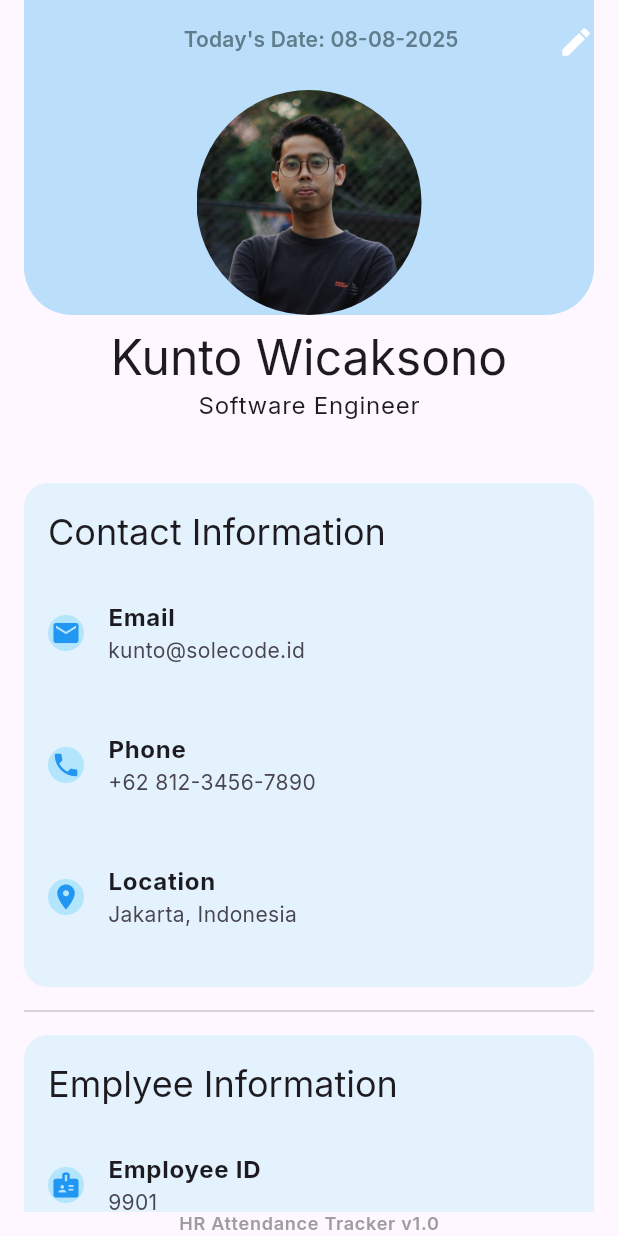
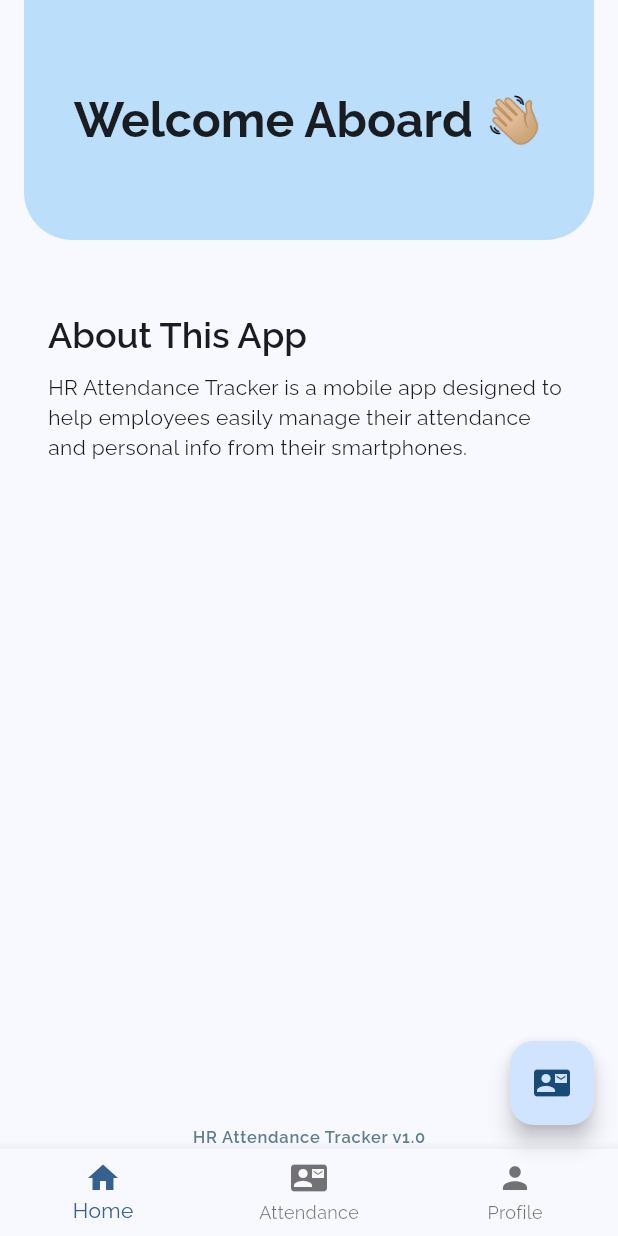
Before and after one commit to kuntowck/hr_attendance_tracker, a Flutter app: the screen it shows after launch, on a phone screen of 412 x 824 dp. Run offline on Flutter 3.47's test engine with Material 3 defaults, Android fonts, the light colour scheme and no system bars; our stand-ins replace google_fonts.

Commit message:
add attendance histroy screen, button navbar, and refactor MaterialApp in main.dart

```diff
--- a/lib/main.dart
+++ b/lib/main.dart
@@ -1,22 +1,13 @@
 import 'package:flutter/material.dart';
 import 'package:google_fonts/google_fonts.dart';
+import 'package:hr_attendance_tracker/screens/attendance_history_screen.dart';
+import 'package:hr_attendance_tracker/screens/employee_profile_screen.dart';
+import 'package:hr_attendance_tracker/screens/home_screen.dart';
+import 'package:hr_attendance_tracker/widgets/custom_buttom_nav_bar.dart';
 
 void main() {
   runApp(const MyApp());
 }
-
-const String name = "Kunto Wicaksono";
-const String position = "Software Engineer";
-const String department = "HSE Digital Tranformation";
-const String profileImage = "assets/img/profile.jpg";
-
-const String employeeId = "9901";
-const String employeeType = "Trainee";
-const String dateOfJoin = "3 February 2025";
-
-const String email = "kunto@solecode.id";
-const String phone = "+62 812-3456-7890";
-const String location = "Jakarta, Indonesia";
 
 class MyApp extends StatelessWidget {
   const MyApp({super.key});
@@ -26,201 +17,67 @@ class MyApp extends StatelessWidget {
     return MaterialApp(
       title: 'HR Attendance Tracker',
       theme: ThemeData(
+        colorScheme: ColorScheme.fromSeed(
+          seedColor: Colors.blue, // warna dasar
+        ),
         brightness: Brightness.light,
         primarySwatch: Colors.blue,
-        textTheme: GoogleFonts.interTextTheme(),
+        textTheme: GoogleFonts.ralewayTextTheme().copyWith(
+          headlineLarge: GoogleFonts.raleway(fontWeight: FontWeight.bold),
+          headlineSmall: GoogleFonts.raleway(fontWeight: FontWeight.w600),
+          labelLarge: GoogleFonts.raleway(
+            color: Colors.blueGrey,
+            fontWeight: FontWeight.w600,
+          ),
+          labelSmall: GoogleFonts.raleway(
+            color: Colors.blueGrey,
+            fontWeight: FontWeight.w600,
+          ),
+        ),
       ),
-      home: const ProfileScreen(),
+      home: const MainScreen(),
     );
   }
 }
 
-class ProfileScreen extends StatelessWidget {
-  const ProfileScreen({super.key});
+class MainScreen extends StatefulWidget {
+  const MainScreen({super.key});
+
+  @override
+  State<MainScreen> createState() => _MainScreenState();
+}
+
+class _MainScreenState extends State<MainScreen> {
+  int _currentIndex = 0;
+
+  void _changeTab(int index) {
+    setState(() => _currentIndex = index);
+  }
+
+  final List<Widget> _screens = [
+    HomeScreen(),
+    AttendanceHistoryScreen(),
+    EmployeeProfileScreen(),
+  ];
 
   @override
   Widget build(BuildContext context) {
     return Scaffold(
-      body: SafeArea(
-        child: Column(
-          children: [
-            buildProfileHeader(context),
-            const SizedBox(height: 16),
-            Expanded(
-              child: ListView(
-                padding: const EdgeInsets.all(16),
-                children: [
-                  buildContactInfo(context, "Contact Information"),
-                  Divider(),
-                  buildEmployeeInfo(context, "Emplyee Information"),
-                ],
-              ),
-            ),
-            Center(
-              child: Text(
-                "HR Attendance Tracker v1.0",
-                style: Theme.of(context).textTheme.labelMedium?.copyWith(
-                  color: Colors.grey,
-                  fontWeight: FontWeight.w600,
-                ),
-              ),
-            ),
-          ],
-        ),
+      body: SafeArea(child: _screens[_currentIndex]),
+      floatingActionButton: FloatingActionButton(
+        onPressed: () {
+          Navigator.push(
+            context,
+            MaterialPageRoute(builder: (context) => AttendanceHistoryScreen()),
+          );
+        },
+        tooltip: 'Attendance History',
+        child: Icon(Icons.contact_mail),
+      ),
+      bottomNavigationBar: CustomBottomNavBar(
+        currentIndex: _currentIndex,
+        onTap: _changeTab,
       ),
     );
   }
 }
-
-Widget buildProfileHeader(BuildContext context) {
-  final today = DateTime.now();
-  final date =
-      "${today.day.toString().padLeft(2, '0')}-${today.month.toString().padLeft(2, '0')}-${today.year}";
-
-  return Column(
-    children: [
-      Stack(
-        children: [
-          Padding(
-            padding: const EdgeInsets.symmetric(horizontal: 16.0),
-            child: Container(
-              height: 210,
-              decoration: BoxDecoration(
-                color: Colors.blue.shade100,
-                borderRadius: const BorderRadius.only(
-                  bottomLeft: Radius.circular(32),
-                  bottomRight: Radius.circular(32),
-                ),
-              ),
-              child: Padding(
-                padding: const EdgeInsets.only(top: 16.0, left: 16.0),
-                child: Align(
-                  alignment: Alignment.topCenter,
-                  child: Text(
-                    "Today's Date: $date",
-                    style: Theme.of(context).textTheme.labelLarge?.copyWith(
-                      color: Colors.blueGrey,
-                      fontWeight: FontWeight.w600,
-                    ),
-                  ),
-                ),
-              ),
-            ),
-          ),
-          Positioned(
-            top: 16,
-            right: 16,
-            child: Icon(Icons.edit, color: Colors.white),
-          ),
-          Positioned.fill(
-            top: 60,
-            child: Align(
-              alignment: Alignment.topCenter,
-              child: ClipOval(
-                child: Image.asset(
-                  profileImage,
-                  width: 150,
-                  height: 150,
-                  fit: BoxFit.cover,
-                ),
-              ),
-            ),
-          ),
-        ],
-      ),
-      const SizedBox(height: 8),
-      Text(name, style: Theme.of(context).textTheme.headlineLarge),
-      Text(position, style: Theme.of(context).textTheme.bodyLarge),
-    ],
-  );
-}
-
-Widget buildContactInfo(BuildContext context, title) {
-  return Container(
-    decoration: BoxDecoration(
-      color: Colors.blue.shade50,
-      borderRadius: BorderRadius.circular(16),
-    ),
-    margin: const EdgeInsets.symmetric(vertical: 8),
-    child: Padding(
-      padding: const EdgeInsets.all(16.0),
-      child: Column(
-        crossAxisAlignment: CrossAxisAlignment.start,
-        children: [
-          Text(title, style: Theme.of(context).textTheme.headlineSmall),
-          const SizedBox(height: 8),
-          ProfileItem(title: 'Email', subtitle: email, icon: Icons.email),
-          ProfileItem(title: 'Phone', subtitle: phone, icon: Icons.phone),
-          ProfileItem(
-            title: 'Location',
-            subtitle: location,
-            icon: Icons.location_on,
-          ),
-        ],
-      ),
-    ),
-  );
-}
-
-Widget buildEmployeeInfo(BuildContext context, title) {
-  return Container(
-    decoration: BoxDecoration(
-      color: Colors.blue.shade50,
-      borderRadius: BorderRadius.circular(16),
-    ),
-    margin: const EdgeInsets.symmetric(vertical: 8),
-    child: Padding(
-      padding: const EdgeInsets.all(16.0),
-      child: Column(
-        crossAxisAlignment: CrossAxisAlignment.start,
-        children: [
-          Text(title, style: Theme.of(context).textTheme.headlineSmall),
-          const SizedBox(height: 8),
-          ProfileItem(
-            title: "Employee ID",
-            subtitle: employeeId,
-            icon: Icons.badge,
-          ),
-          ProfileItem(
-            title: "Employee Type",
-            subtitle: employeeType,
-            icon: Icons.work,
-          ),
-          ProfileItem(
-            title: "Date of Joining",
-            subtitle: dateOfJoin,
-            icon: Icons.calendar_today,
-          ),
-          const SizedBox(height: 16),
-        ],
-      ),
-    ),
-  );
-}
-
-class ProfileItem extends StatelessWidget {
-  final String title;
-  final String subtitle;
-  final IconData icon;
-
-  const ProfileItem({
-    super.key,
-    required this.title,
-    required this.subtitle,
-    required this.icon,
-  });
-
-  @override
-  Widget build(BuildContext context) {
-    return ListTile(
-      leading: CircleAvatar(
-        radius: 12,
-        backgroundColor: Colors.lightBlue.shade100,
-        child: Icon(icon, size: 20, color: Colors.blue),
-      ),
-      title: Text(title, style: const TextStyle(fontWeight: FontWeight.bold)),
-      subtitle: Text(subtitle),
-      contentPadding: const EdgeInsets.symmetric(vertical: 8),
-    );
-  }
-}
--- /dev/null
+++ b/lib/screens/home_screen.dart
@@ -0,0 +1,69 @@
+import 'package:flutter/material.dart';
+import 'package:hr_attendance_tracker/widgets/app_version.dart';
+
+class HomeScreen extends StatelessWidget {
+  const HomeScreen({super.key});
+
+  @override
+  Widget build(BuildContext context) {
+    return Column(
+      children: [
+        buildWelcomeHeader(context),
+        const SizedBox(height: 16),
+        Expanded(
+          child: ListView(
+            padding: const EdgeInsets.all(16),
+            children: [
+              buildAppInfoCard(context, "About This App"),
+            ],
+          ),
+        ),
+        AppVersion(),
+      ],
+    );
+  }
+
+  Widget buildWelcomeHeader(BuildContext context) {
+    return Padding(
+      padding: const EdgeInsets.symmetric(horizontal: 16.0),
+      child: Container(
+        height: 160,
+        decoration: BoxDecoration(
+          color: Colors.blue.shade100,
+          borderRadius: const BorderRadius.only(
+            bottomLeft: Radius.circular(32),
+            bottomRight: Radius.circular(32),
+          ),
+        ),
+        child: Center(
+          child: Column(
+            mainAxisAlignment: MainAxisAlignment.center,
+            children: [
+              Text(
+                "Welcome Aboard 👋🏼",
+                style: Theme.of(context).textTheme.headlineLarge,
+              ),
+            ],
+          ),
+        ),
+      ),
+    );
+  }
+
+  Widget buildAppInfoCard(BuildContext context, String title) {
+    return Container(
+      decoration: BoxDecoration(borderRadius: BorderRadius.circular(16)),
+      padding: const EdgeInsets.all(16),
+      child: Column(
+        crossAxisAlignment: CrossAxisAlignment.start,
+        children: [
+          Text(title, style: Theme.of(context).textTheme.headlineSmall),
+          const SizedBox(height: 8),
+          Text(
+            "HR Attendance Tracker is a mobile app designed to help employees easily manage their attendance and personal info from their smartphones.",
+          ),
+        ],
+      ),
+    );
+  }
+}
--- /dev/null
+++ b/lib/widgets/app_version.dart
@@ -0,0 +1,15 @@
+import 'package:flutter/material.dart';
+
+class AppVersion extends StatelessWidget {
+  const AppVersion({super.key});
+
+  @override
+  Widget build(BuildContext context) {
+    return Center(
+      child: Text(
+        "HR Attendance Tracker v1.0",
+        style: Theme.of(context).textTheme.labelSmall
+      ),
+    );
+  }
+}
--- /dev/null
+++ b/lib/widgets/custom_buttom_nav_bar.dart
@@ -0,0 +1,30 @@
+import 'package:flutter/material.dart';
+
+class CustomBottomNavBar extends StatelessWidget {
+  final int currentIndex;
+  final Function(int) onTap;
+
+  const CustomBottomNavBar({
+    super.key,
+    required this.currentIndex,
+    required this.onTap,
+  });
+
+  @override
+  Widget build(BuildContext context) {
+    return BottomNavigationBar(
+      currentIndex: currentIndex,
+      onTap: onTap,
+      //   selectedItemColor: Colors.white,
+      //   unselectedItemColor: Colors.deepPurple.shade100,
+      items: const [
+        BottomNavigationBarItem(icon: Icon(Icons.home), label: 'Home'),
+        BottomNavigationBarItem(
+          icon: Icon(Icons.contact_mail),
+          label: 'Attendance',
+        ),
+        BottomNavigationBarItem(icon: Icon(Icons.person), label: 'Profile'),
+      ],
+    );
+  }
+}
```
Also changed, not shown: lib/screens/attendance_history_screen.dart (added, +132 -0 lines), lib/screens/employee_profile_screen.dart (added, +180 -0 lines).
